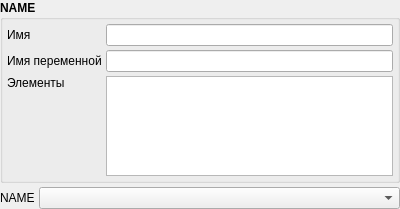
The window that src/components/variablelistframe.ui (Gris87/ProtocolCreator) describes before a commit, drawn with Qt 5.
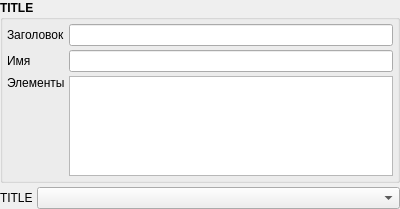
The same window after the commit.

Diff of the .ui file:
```diff
--- a/src/components/variablelistframe.ui
+++ b/src/components/variablelistframe.ui
@@ -29,7 +29,7 @@
       </font>
      </property>
      <property name="title">
-      <string>NAME</string>
+      <string>TITLE</string>
      </property>
      <layout class="QGridLayout" name="gridLayout">
       <property name="margin">
@@ -47,7 +47,7 @@
          </font>
         </property>
         <property name="text">
-         <string>Имя</string>
+         <string>Заголовок</string>
         </property>
        </widget>
       </item>
@@ -70,7 +70,7 @@
          </font>
         </property>
         <property name="text">
-         <string>Имя переменной</string>
+         <string>Имя</string>
         </property>
        </widget>
       </item>
@@ -137,7 +137,7 @@
          </sizepolicy>
         </property>
         <property name="text">
-         <string>NAME</string>
+         <string>TITLE</string>
         </property>
        </widget>
       </item>
```
